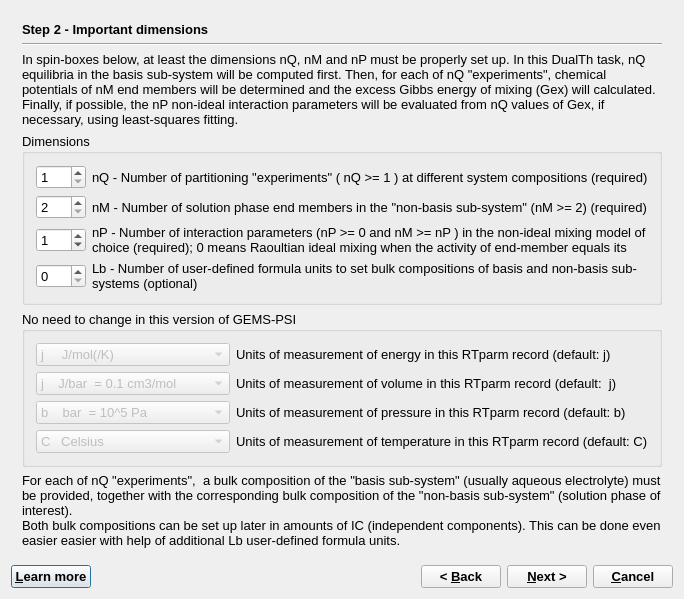
This is GUI/Dialogs4/DualThWizard4.ui in gemshub/GEMSGUI as Qt 5 draws it before an edit. The edited form follows.
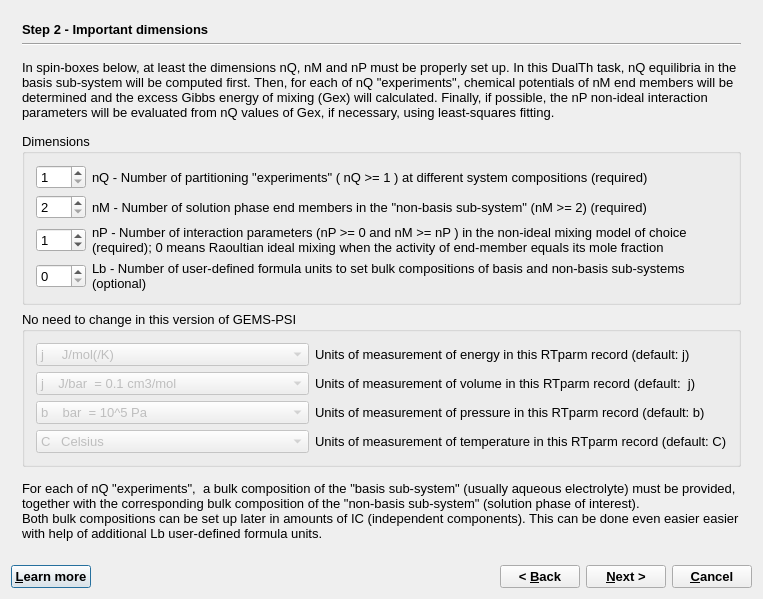
This is the edited form. The open tabs and pages were chosen to show the change.

Diff of the .ui file:
```diff
--- a/GUI/Dialogs4/DualThWizard4.ui
+++ b/GUI/Dialogs4/DualThWizard4.ui
@@ -9,7 +9,7 @@
    <rect>
     <x>0</x>
     <y>0</y>
-    <width>677</width>
+    <width>763</width>
     <height>599</height>
    </rect>
   </property>
@@ -1077,7 +1077,7 @@
     </widget>
    </item>
    <item>
-    <layout class="QHBoxLayout">
+    <layout class="QHBoxLayout" name="layout_21">
      <item>
       <widget class="QPushButton" name="pHelp">
        <property name="font">
@@ -1092,7 +1092,7 @@
       </widget>
      </item>
      <item>
-      <spacer>
+      <spacer name="sp_1">
        <property name="orientation">
         <enum>Qt::Horizontal</enum>
        </property>
```
Left out of the diff: 4 changed lines with no effect on the pictures.
